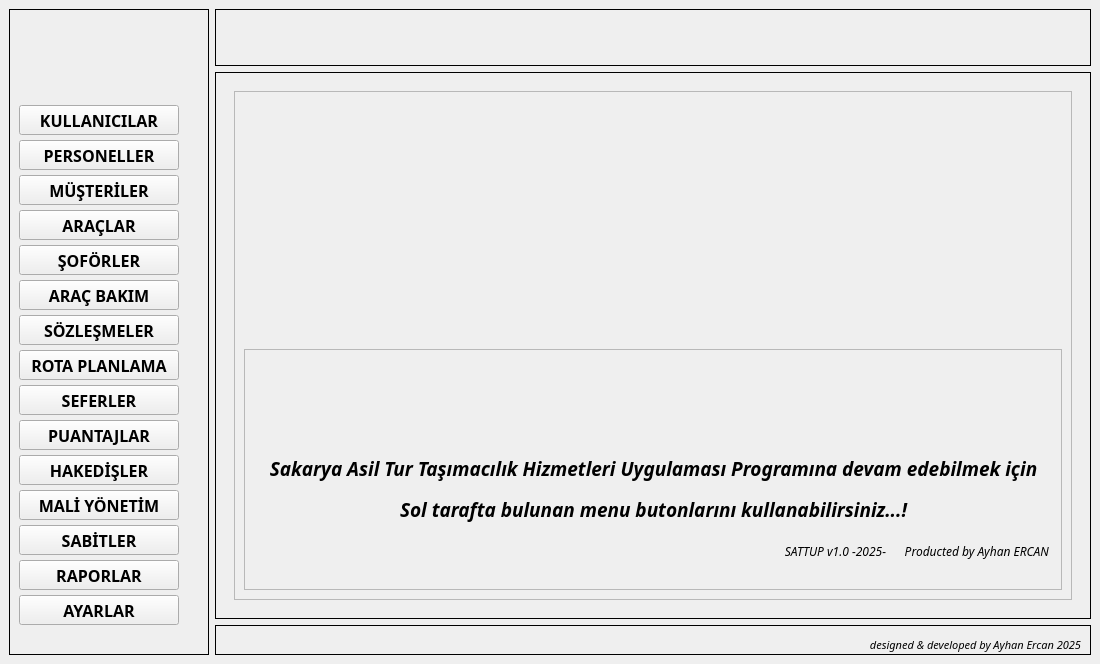
AyhanErcan70/SATTUP, file ui/ui_files/main_window.ui: the form before one commit.
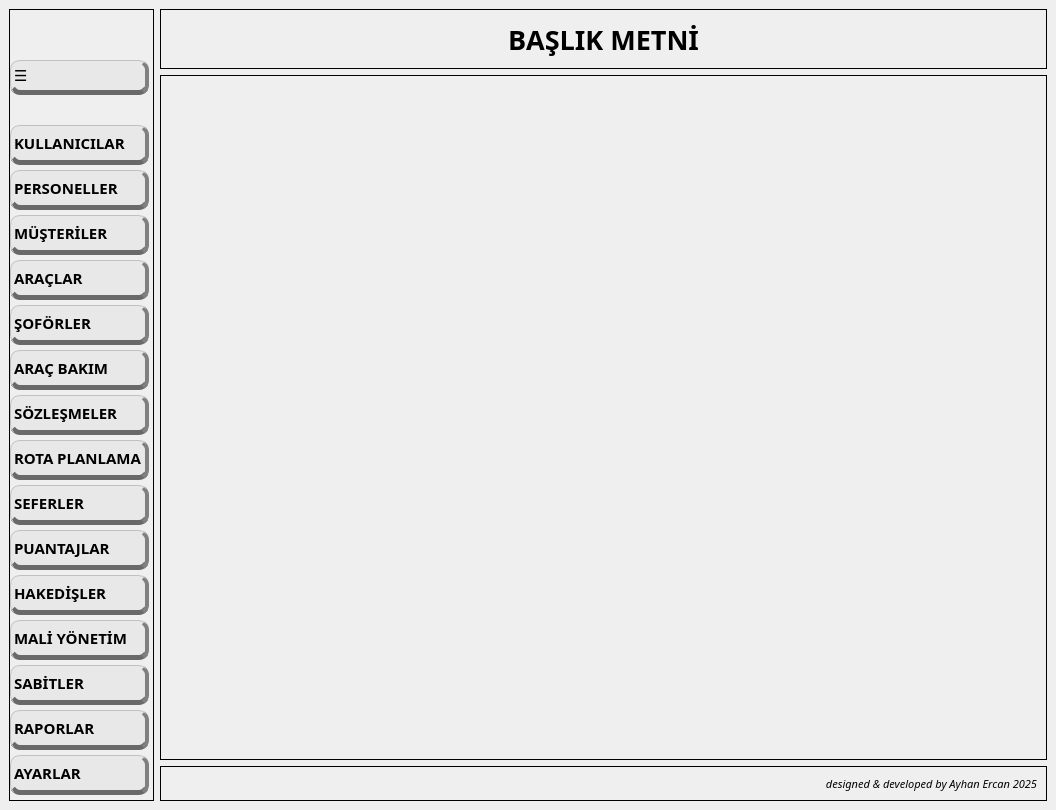
The form after the commit. Icons and pictures are not drawn.

Commit message: Stil çalışmaları yapılmaya devam edildi

Patch:
```diff
--- a/ui/ui_files/main_window.ui
+++ b/ui/ui_files/main_window.ui
@@ -6,8 +6,8 @@
    <rect>
     <x>0</x>
     <y>0</y>
-    <width>1100</width>
-    <height>664</height>
+    <width>1056</width>
+    <height>793</height>
    </rect>
   </property>
   <property name="sizePolicy">
@@ -31,10 +31,16 @@
      <layout class="QGridLayout" name="gridLayout">
       <item row="0" column="1">
        <widget class="QFrame" name="top_frame">
+        <property name="minimumSize">
+         <size>
+          <width>0</width>
+          <height>60</height>
+         </size>
+        </property>
         <property name="maximumSize">
          <size>
           <width>16777215</width>
-          <height>80</height>
+          <height>60</height>
          </size>
         </property>
         <property name="frameShape">
@@ -48,13 +54,13 @@
           <widget class="QLabel" name="lbl_title">
            <property name="font">
             <font>
-             <family>Century Gothic</family>
+             <family>Grenada</family>
              <pointsize>20</pointsize>
              <bold>true</bold>
             </font>
            </property>
            <property name="text">
-            <string/>
+            <string>BAŞLIK METNİ</string>
            </property>
            <property name="alignment">
             <set>Qt::AlignmentFlag::AlignCenter</set>
@@ -66,12 +72,21 @@
       </item>
       <item row="2" column="1">
        <widget class="QFrame" name="bottom_frame">
+        <property name="minimumSize">
+         <size>
+          <width>0</width>
+          <height>35</height>
+         </size>
+        </property>
         <property name="maximumSize">
          <size>
           <width>16777215</width>
-          <height>30</height>
+          <height>35</height>
          </size>
         </property>
+        <property name="styleSheet">
+         <string notr="true">background:transparent;</string>
+        </property>
         <property name="frameShape">
          <enum>QFrame::Shape::Box</enum>
         </property>
@@ -79,12 +94,18 @@
          <enum>QFrame::Shadow::Plain</enum>
         </property>
         <layout class="QHBoxLayout" name="horizontalLayout_2">
-         <item>
+         <item alignment="Qt::AlignmentFlag::AlignTop">
           <widget class="QLabel" name="lbl_footer">
+           <property name="sizePolicy">
+            <sizepolicy hsizetype="Preferred" vsizetype="Preferred">
+             <horstretch>0</horstretch>
+             <verstretch>15</verstretch>
+            </sizepolicy>
+           </property>
            <property name="minimumSize">
             <size>
              <width>0</width>
-             <height>20</height>
+             <height>15</height>
             </size>
            </property>
            <property name="maximumSize">
@@ -104,7 +125,7 @@
             <string>designed &amp; developed by Ayhan Ercan 2025</string>
            </property>
            <property name="alignment">
-            <set>Qt::AlignmentFlag::AlignRight|Qt::AlignmentFlag::AlignTrailing|Qt::AlignmentFlag::AlignVCenter</set>
+            <set>Qt::AlignmentFlag::AlignRight|Qt::AlignmentFlag::AlignTop|Qt::AlignmentFlag::AlignTrailing</set>
            </property>
            <property name="margin">
             <number>0</number>
@@ -121,7 +142,7 @@
        <widget class="QFrame" name="menu_frame">
         <property name="minimumSize">
          <size>
-          <width>200</width>
+          <width>60</width>
           <height>0</height>
          </size>
         </property>
@@ -131,32 +152,107 @@
           <height>16777215</height>
          </size>
         </property>
+        <property name="styleSheet">
+         <string notr="true">QPushButton {
+	background-color: #E8E8E8;
+    color: #000;
+    font-family: 'DaytonaPro', sans-serif;
+    font-weight: bold;
+    font-size: 11pt;
+    border-radius: 10px;
+	border-top: 1px solid #C0C0C0;
+    border-left: 1px solid #C0C0C0;
+    border-right: 4px solid #808080;  /* Sağ gölge kalınlığı */
+    border-bottom: 5px solid #696969; /* Alt gölge kalınlığı */
+    text-align: left;
+    margin-right: 4px; /* Gölgenin kesilmemesi için alan bırakıyoruz */
+    margin-bottom: 5px;
+    padding: 3px;
+}
+
+QPushButton[selected="true"] {
+    background-color: #FFF3E0;
+    color: #984C00;
+    border-right: 4px solid #984C00;
+    border-bottom: 5px solid #6B3A00;
+}
+
+QPushButton[flash="true"] {
+    background-color: #FFE0B2;
+}
+
+/* Üzerine gelince gölge rengini biraz açabiliriz */
+QPushButton:hover {
+    color: #984C00;
+    border-right: 4px solid #A9A9A9;
+    border-bottom: 5px solid #808080;
+}
+
+/* Basıldığında gölgeler küçülmeli ki buton çökmüş görünsün */
+QPushButton:pressed {
+    border-top: 2px solid #696969;
+    border-left: 2px solid #696969;
+    border-right: 1px solid #808080;   /* Sağ gölge kaybolur */
+    border-bottom: 1px solid #808080;  /* Alt gölge kaybolur */
+    
+    margin-top: 4px;    /* Butonu fiziksel olarak aşağı kaydırır */
+    margin-left: 2px;   /* Butonu fiziksel olarak sağa kaydırır */
+    margin-bottom: 1px;
+    margin-right: 2px;
+    
+    padding-top: 10px;  /* Metni buton içinde aşağı kaydırır */
+}</string>
+        </property>
         <property name="frameShape">
          <enum>QFrame::Shape::Box</enum>
         </property>
         <property name="frameShadow">
          <enum>QFrame::Shadow::Plain</enum>
         </property>
-        <layout class="QGridLayout" name="gridLayout_3">
+        <layout class="QGridLayout" name="gridLayout_7" rowminimumheight="30,20">
+         <property name="leftMargin">
+          <number>0</number>
+         </property>
+         <property name="topMargin">
+          <number>50</number>
+         </property>
+         <property name="rightMargin">
+          <number>0</number>
+         </property>
+         <property name="bottomMargin">
+          <number>0</number>
+         </property>
+         <property name="spacing">
+          <number>0</number>
+         </property>
          <item row="0" column="0">
-          <widget class="QLabel" name="lbl_logo">
+          <widget class="QPushButton" name="btn_menu_toggle">
            <property name="minimumSize">
             <size>
-             <width>180</width>
-             <height>80</height>
+             <width>40</width>
+             <height>40</height>
+            </size>
+           </property>
+           <property name="maximumSize">
+            <size>
+             <width>16777215</width>
+             <height>40</height>
             </size>
            </property>
            <property name="text">
-            <string/>
+            <string>☰</string>
            </property>
           </widget>
          </item>
-         <item row="2" column="0">
-          <layout class="QVBoxLayout" name="verticalLayout">
+         <item row="1" column="0">
+          <layout class="QGridLayout" name="gridLayout_3">
+           <property name="topMargin">
+            <number>25</number>
+           </property>
            <property name="spacing">
-            <number>5</number>
+            <number>0</number>
            </property>
-           <item>
+           <item row="0" column="0">
             <widget class="QPushButton" name="btn_users">
              <property name="sizePolicy">
               <sizepolicy hsizetype="Preferred" vsizetype="Preferred">
@@ -166,20 +262,20 @@
              </property>
              <property name="minimumSize">
               <size>
-               <width>160</width>
-               <height>30</height>
+               <width>0</width>
+               <height>45</height>
               </size>
              </property>
              <property name="maximumSize">
               <size>
-               <width>16</width>
-               <height>30</height>
+               <width>16777215</width>
+               <height>45</height>
               </size>
              </property>
              <property name="font">
               <font>
-               <family>Century Gothic</family>
-               <pointsize>12</pointsize>
+               <family>DaytonaPro</family>
+               <pointsize>11</pointsize>
                <bold>true</bold>
               </font>
              </property>
@@ -197,7 +293,7 @@
              </property>
             </widget>
            </item>
-           <item>
+           <item row="1" column="0">
             <widget class="QPushButton" name="btn_employees">
              <property name="sizePolicy">
               <sizepolicy hsizetype="Preferred" vsizetype="Preferred">
@@ -207,20 +303,20 @@
              </property>
              <property name="minimumSize">
               <size>
-               <width>160</width>
-               <height>30</height>
+               <width>0</width>
+               <height>45</height>
               </size>
              </property>
              <property name="maximumSize">
               <size>
-               <width>16</width>
-               <height>30</height>
+               <width>16777215</width>
+               <height>45</height>
               </size>
              </property>
              <property name="font">
               <font>
-               <family>Century Gothic</family>
-               <pointsize>12</pointsize>
+               <family>DaytonaPro</family>
+               <pointsize>11</pointsize>
                <bold>true</bold>
               </font>
              </property>
@@ -232,7 +328,7 @@
              </property>
             </widget>
            </item>
-           <item>
+           <item row="2" column="0">
             <widget class="QPushButton" name="btn_customers">
              <property name="sizePolicy">
               <sizepolicy hsizetype="Preferred" vsizetype="Preferred">
@@ -242,20 +338,20 @@
              </property>
              <property name="minimumSize">
               <size>
-               <width>160</width>
-               <height>30</height>
+               <width>0</width>
+               <height>45</height>
               </size>
              </property>
              <property name="maximumSize">
               <size>
-               <width>16</width>
-               <height>30</height>
+               <width>16777215</width>
+               <height>45</height>
               </size>
              </property>
              <property name="font">
               <font>
-               <family>Century Gothic</family>
-               <pointsize>12</pointsize>
+               <family>DaytonaPro</family>
+               <pointsize>11</pointsize>
                <bold>true</bold>
               </font>
              </property>
@@ -267,7 +363,7 @@
              </property>
             </widget>
            </item>
-           <item>
+           <item row="3" column="0">
             <widget class="QPushButton" name="btn_vehicles">
              <property name="sizePolicy">
               <sizepolicy hsizetype="Preferred" vsizetype="Preferred">
@@ -277,20 +373,20 @@
              </property>
              <property name="minimumSize">
               <size>
-               <width>160</width>
-               <height>30</height>
+               <width>0</width>
+               <height>45</height>
               </size>
              </property>
              <property name="maximumSize">
               <size>
-               <width>16</width>
-               <height>30</height>
+               <width>16777215</width>
+               <height>45</height>
               </size>
              </property>
              <property name="font">
               <font>
-               <family>Century Gothic</family>
-               <pointsize>12</pointsize>
+               <family>DaytonaPro</family>
+               <pointsize>11</pointsize>
                <bold>true</bold>
               </font>
              </property>
@@ -302,7 +398,7 @@
              </property>
             </widget>
            </item>
-           <item>
+           <item row="4" column="0">
             <widget class="QPushButton" name="btn_drivers">
              <property name="sizePolicy">
               <sizepolicy hsizetype="Preferred" vsizetype="Preferred">
@@ -312,20 +408,20 @@
              </property>
              <property name="minimumSize">
               <size>
-               <width>160</width>
-               <height>30</height>
+               <width>0</width>
+               <height>45</height>
               </size>
              </property>
              <property name="maximumSize">
               <size>
-               <width>16</width>
-               <height>30</height>
+               <width>16777215</width>
+               <height>45</height>
               </size>
              </property>
              <property name="font">
               <font>
-               <family>Century Gothic</family>
-               <pointsize>12</pointsize>
+               <family>DaytonaPro</family>
+               <pointsize>11</pointsize>
                <bold>true</bold>
               </font>
              </property>
@@ -337,7 +433,7 @@
              </property>
             </widget>
            </item>
-           <item>
+           <item row="5" column="0">
             <widget class="QPushButton" name="btn_repairs">
              <property name="sizePolicy">
               <sizepolicy hsizetype="Preferred" vsizetype="Preferred">
@@ -347,20 +443,20 @@
              </property>
              <property name="minimumSize">
               <size>
-               <width>160</width>
-               <height>30</height>
+               <width>0</width>
+               <height>45</height>
               </size>
              </property>
              <property name="maximumSize">
               <size>
-               <width>16</width>
-               <height>30</height>
+               <width>16777215</width>
+               <height>45</height>
               </size>
              </property>
              <property name="font">
               <font>
-               <family>Century Gothic</family>
-               <pointsize>12</pointsize>
+               <family>DaytonaPro</family>
+               <pointsize>11</pointsize>
                <bold>true</bold>
               </font>
              </property>
@@ -372,7 +468,7 @@
              </property>
             </widget>
            </item>
-           <item>
+           <item row="6" column="0">
             <widget class="QPushButton" name="btn_contracts">
              <property name="sizePolicy">
               <sizepolicy hsizetype="Preferred" vsizetype="Preferred">
@@ -382,20 +478,20 @@
              </property>
              <property name="minimumSize">
               <size>
-               <width>160</width>
-               <height>30</height>
+               <width>0</width>
+               <height>45</height>
               </size>
              </property>
              <property name="maximumSize">
               <size>
-               <width>16</width>
-               <height>30</height>
+               <width>16777215</width>
+               <height>45</height>
               </size>
              </property>
              <property name="font">
               <font>
-               <family>Century Gothic</family>
-               <pointsize>12</pointsize>
+               <family>DaytonaPro</family>
+               <pointsize>11</pointsize>
                <bold>true</bold>
               </font>
              </property>
@@ -407,7 +503,7 @@
              </property>
             </widget>
            </item>
-           <item>
+           <item row="7" column="0">
             <widget class="QPushButton" name="btn_routes">
              <property name="sizePolicy">
               <sizepolicy hsizetype="Preferred" vsizetype="Preferred">
@@ -417,20 +513,20 @@
              </property>
              <property name="minimumSize">
               <size>
-               <width>160</width>
-               <height>30</height>
+               <width>0</width>
+               <height>45</height>
               </size>
              </property>
              <property name="maximumSize">
               <size>
-               <width>16</width>
-               <height>30</height>
+               <width>16777215</width>
+               <height>45</height>
               </size>
              </property>
              <property name="font">
               <font>
-               <family>Century Gothic</family>
-               <pointsize>12</pointsize>
+               <family>DaytonaPro</family>
+               <pointsize>11</pointsize>
                <bold>true</bold>
               </font>
              </property>
@@ -442,7 +538,7 @@
              </property>
             </widget>
            </item>
-           <item>
+           <item row="8" column="0">
             <widget class="QPushButton" name="btn_trips">
              <property name="sizePolicy">
               <sizepolicy hsizetype="Preferred" vsizetype="Preferred">
@@ -452,20 +548,20 @@
              </property>
              <property name="minimumSize">
               <size>
-               <width>160</width>
-               <height>30</height>
+               <width>0</width>
+               <height>45</height>
               </size>
              </property>
              <property name="maximumSize">
               <size>
-               <width>16</width>
-               <height>30</height>
+               <width>16777215</width>
+               <height>45</height>
               </size>
              </property>
              <property name="font">
               <font>
-               <family>Century Gothic</family>
-               <pointsize>12</pointsize>
+               <family>DaytonaPro</family>
+               <pointsize>11</pointsize>
                <bold>true</bold>
               </font>
              </property>
@@ -477,7 +573,7 @@
              </property>
             </widget>
            </item>
-           <item>
+           <item row="9" column="0">
             <widget class="QPushButton" name="btn_attendance">
              <property name="sizePolicy">
               <sizepolicy hsizetype="Preferred" vsizetype="Preferred">
@@ -487,20 +583,20 @@
              </property>
              <property name="minimumSize">
               <size>
-               <width>160</width>
-               <height>30</height>
+               <width>0</width>
+               <height>45</height>
               </size>
              </property>
              <property name="maximumSize">
               <size>
-               <width>16</width>
-               <height>30</height>
+               <width>16777215</width>
+               <height>45</height>
               </size>
              </property>
              <property name="font">
               <font>
-               <family>Century Gothic</family>
-               <pointsize>12</pointsize>
+               <family>DaytonaPro</family>
+               <pointsize>11</pointsize>
                <bold>true</bold>
               </font>
              </property>
@@ -512,7 +608,7 @@
              </property>
             </widget>
            </item>
-           <item>
+           <item row="10" column="0">
             <widget class="QPushButton" name="btn_payments">
              <property name="sizePolicy">
               <sizepolicy hsizetype="Preferred" vsizetype="Preferred">
@@ -522,20 +618,20 @@
              </property>
              <property name="minimumSize">
               <size>
-               <width>160</width>
-               <height>30</height>
+               <width>0</width>
+               <height>45</height>
               </size>
              </property>
              <property name="maximumSize">
               <size>
-               <width>16</width>
-               <height>30</height>
+               <width>16777215</width>
+               <height>45</height>
               </size>
              </property>
              <property name="font">
               <font>
-               <family>Century Gothic</family>
-               <pointsize>12</pointsize>
+               <family>DaytonaPro</family>
+               <pointsize>11</pointsize>
                <bold>true</bold>
               </font>
              </property>
@@ -547,7 +643,7 @@
              </property>
             </widget>
            </item>
-           <item>
+           <item row="11" column="0">
             <widget class="QPushButton" name="btn_finance">
              <property name="sizePolicy">
               <sizepolicy hsizetype="Preferred" vsizetype="Preferred">
@@ -557,20 +653,20 @@
              </property>
              <property name="minimumSize">
               <size>
-               <width>160</width>
-               <height>30</height>
+               <width>0</width>
+               <height>45</height>
               </size>
              </property>
              <property name="maximumSize">
               <size>
-               <width>16</width>
-               <height>30</height>
+               <width>16777215</width>
+               <height>45</height>
               </size>
              </property>
              <property name="font">
               <font>
-               <family>Century Gothic</family>
-               <pointsize>12</pointsize>
+               <family>DaytonaPro</family>
+               <pointsize>11</pointsize>
                <bold>true</bold>
               </font>
              </property>
@@ -582,7 +678,7 @@
              </property>
             </widget>
            </item>
-           <item>
+           <item row="12" column="0">
             <widget class="QPushButton" name="btn_constants">
              <property name="sizePolicy">
               <sizepolicy hsizetype="Preferred" vsizetype="Preferred">
@@ -592,20 +688,20 @@
              </property>
              <property name="minimumSize">
               <size>
-               <width>160</width>
-               <height>30</height>
+               <width>0</width>
+               <height>45</height>
               </size>
              </property>
              <property name="maximumSize">
               <size>
-               <width>16</width>
-               <height>30</height>
+               <width>16777215</width>
+               <height>45</height>
               </size>
              </property>
              <property name="font">
               <font>
-               <family>Century Gothic</family>
-               <pointsize>12</pointsize>
+               <family>DaytonaPro</family>
+               <pointsize>11</pointsize>
                <bold>true</bold>
               </font>
              </property>
@@ -617,7 +713,7 @@
              </property>
             </widget>
            </item>
-           <item>
+           <item row="13" column="0">
             <widget class="QPushButton" name="btn_reports">
              <property name="sizePolicy">
               <sizepolicy hsizetype="Preferred" vsizetype="Preferred">
@@ -627,20 +723,20 @@
              </property>
              <property name="minimumSize">
               <size>
-               <width>160</width>
-               <height>30</height>
+               <width>0</width>
+               <height>45</height>
               </size>
              </property>
              <property name="maximumSize">
               <size>
-               <width>16</width>
-               <height>30</height>
+               <width>16777215</width>
+               <height>45</height>
               </size>
              </property>
              <property name="font">
               <font>
-               <family>Century Gothic</family>
-               <pointsize>12</pointsize>
+               <family>DaytonaPro</family>
+               <pointsize>11</pointsize>
                <bold>true</bold>
               </font>
              </property>
@@ -652,7 +748,7 @@
              </property>
             </widget>
            </item>
-           <item>
+           <item row="14" column="0">
             <widget class="QPushButton" name="btn_settings">
              <property name="sizePolicy">
               <sizepolicy hsizetype="Preferred" vsizetype="Preferred">
@@ -662,20 +758,20 @@
              </property>
              <property name="minimumSize">
               <size>
-               <width>160</width>
-               <height>30</height>
+               <width>0</width>
+               <height>45</height>
               </size>
              </property>
              <property name="maximumSize">
               <size>
-               <width>16</width>
-               <height>30</height>
+               <width>16777215</width>
+               <height>45</height>
               </size>
              </property>
              <property name="font">
               <font>
-               <family>Century Gothic</family>
-               <pointsize>12</pointsize>
+               <family>DaytonaPro</family>
+               <pointsize>11</pointsize>
                <bold>true</bold>
               </font>
              </property>
@@ -687,43 +783,17 @@
              </property>
             </widget>
            </item>
-           <item>
-            <spacer name="verticalSpacer_3">
-             <property name="orientation">
-              <enum>Qt::Orientation::Vertical</enum>
-             </property>
-             <property name="sizeHint" stdset="0">
-              <size>
-               <width>20</width>
-               <height>40</height>
-              </size>
-             </property>
-            </spacer>
-           </item>
-           <item>
-            <spacer name="verticalSpacer_2">
-             <property name="orientation">
-              <enum>Qt::Orientation::Vertical</enum>
-             </property>
-             <property name="sizeHint" stdset="0">
-              <size>
-               <width>20</width>
-               <height>40</height>
-              </size>
-             </property>
-            </spacer>
-           </item>
           </layout>
          </item>
          <item row="1" column="0">
-          <spacer name="verticalSpacer">
+          <spacer name="verticalSpacer_2">
            <property name="orientation">
             <enum>Qt::Orientation::Vertical</enum>
            </property>
            <property name="sizeHint" stdset="0">
             <size>
              <width>20</width>
-             <height>40</height>
+             <height>17</height>
             </size>
            </property>
           </spacer>
@@ -762,10 +832,10 @@
                 <string notr="true"/>
                </property>
                <property name="frameShape">
-                <enum>QFrame::Shape::StyledPanel</enum>
+                <enum>QFrame::Shape::NoFrame</enum>
                </property>
                <property name="frameShadow">
-                <enum>QFrame::Shadow::Raised</enum>
+                <enum>QFrame::Shadow::Plain</enum>
                </property>
                <layout class="QGridLayout" name="gridLayout_6">
                 <item row="0" column="0">
@@ -778,93 +848,6 @@
                   </property>
                  </widget>
                 </item>
-                <item row="1" column="0">
-                 <widget class="QFrame" name="frame_2">
-                  <property name="styleSheet">
-                   <string notr="true"/>
-                  </property>
-                  <property name="frameShape">
-                   <enum>QFrame::Shape::StyledPanel</enum>
-                  </property>
-                  <property name="frameShadow">
-                   <enum>QFrame::Shadow::Raised</enum>
-                  </property>
-                  <layout class="QVBoxLayout" name="verticalLayout_2">
-                   <property name="leftMargin">
-                    <number>10</number>
-                   </property>
-                   <property name="topMargin">
-                    <number>100</number>
-                   </property>
-                   <property name="bottomMargin">
-                    <number>20</number>
-                   </property>
-                   <item>
-                    <widget class="QLabel" name="label_3">
-                     <property name="font">
-                      <font>
-                       <family>Century Gothic</family>
-                       <pointsize>14</pointsize>
-                       <italic>true</italic>
-                       <bold>true</bold>
-                      </font>
-                     </property>
-                     <property name="styleSheet">
-                      <string notr="true"/>
-                     </property>
-                     <property name="text">
-                      <string>Sakarya Asil Tur Taşımacılık Hizmetleri Uygulaması Programına devam edebilmek için</string>
-                     </property>
-                     <property name="alignment">
-                      <set>Qt::AlignmentFlag::AlignCenter</set>
-                     </property>
-                    </widget>
-                   </item>
-                   <item>
-                    <widget class="QLabel" name="label_2">
-                     <property name="font">
-                      <font>
-                       <family>Century Gothic</family>
-                       <pointsize>14</pointsize>
-                       <italic>true</italic>
-                       <bold>true</bold>
-                      </font>
-                     </property>
-                     <property name="styleSheet">
-                      <string notr="true"/>
-                     </property>
-                     <property name="text">
-                      <string>Sol tarafta bulunan menu butonlarını kullanabilirsiniz...!</string>
-                     </property>
-                     <property name="alignment">
-                      <set>Qt::AlignmentFlag::AlignCenter</set>
-                     </property>
-                    </widget>
-                   </item>
-                   <item>
-                    <widget class="QLabel" name="label_4">
-                     <property name="font">
-                      <font>
-                       <family>Century Gothic</family>
-                       <pointsize>9</pointsize>
-                       <italic>true</italic>
-                       <bold>false</bold>
-                      </font>
-                     </property>
-                     <property name="styleSheet">
-                      <string notr="true"/>
-                     </property>
-                     <property name="text">
-                      <string>SATTUP v1.0 -2025-      Producted by Ayhan ERCAN </string>
-                     </property>
-                     <property name="alignment">
-                      <set>Qt::AlignmentFlag::AlignRight|Qt::AlignmentFlag::AlignTrailing|Qt::AlignmentFlag::AlignVCenter</set>
-                     </property>
-                    </widget>
-                   </item>
-                  </layout>
-                 </widget>
-                </item>
                </layout>
               </widget>
              </item>
```
Left out of the diff: 117 changed lines with no effect on the pictures. The commit also changes 73 other files.
